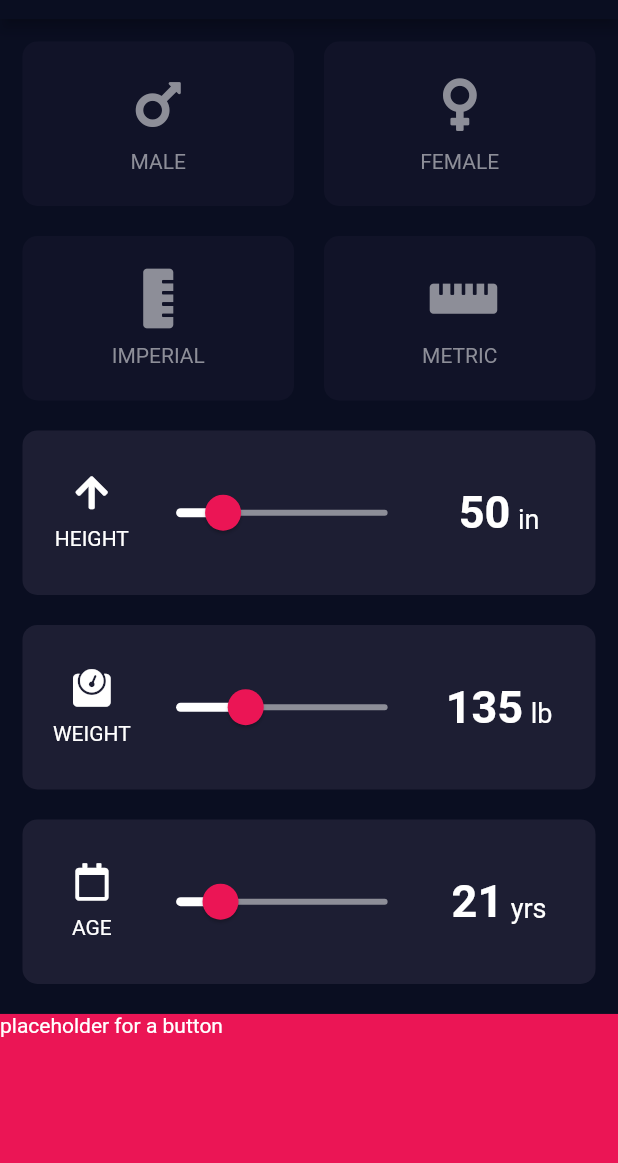
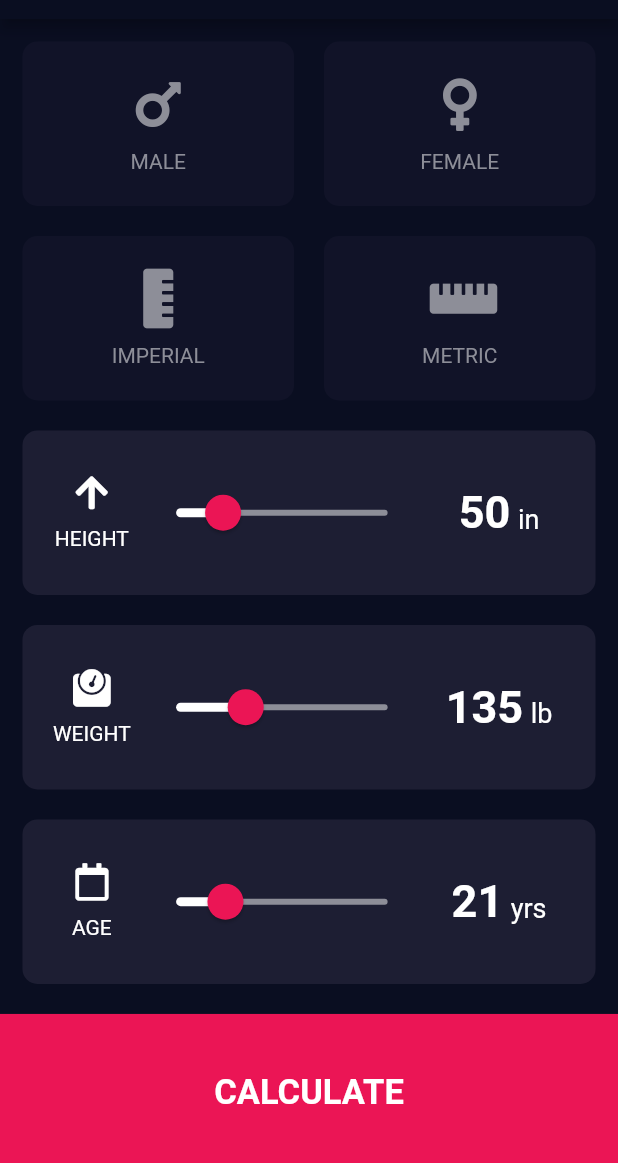
Before and after one commit to github-armin/flutter-bmi-calculator, a Flutter app: the screen it shows after launch, on a phone screen of 412 x 824 dp, the part 65-1228 px from its top. Run offline on Flutter 3.47's test engine with Material 2 defaults, Android fonts, the phone set to English and light mode, and no system bars; our stand-ins replace font_awesome_flutter.

Commit message:
working on submit button

```diff
--- a/lib/constants.dart
+++ b/lib/constants.dart
@@ -31,6 +31,12 @@ const TextStyle kSliderContentMeasurementTextStyle = TextStyle(
   fontSize: 18.0,
 );
 
+const TextStyle kSubmitButtonCalculateTextStyle = TextStyle(
+  color: Colors.white,
+  fontSize: 23.0,
+  fontWeight: FontWeight.bold,
+);
+
 const double kSliderIconSize = 25.0;
 
 const double kHeight = 50.0;
@@ -41,4 +47,6 @@ const double kWeight = 135.0;
 const double kWeightMin = 5.0;
 const double kWeightMax = 400.0;
 
-const double kDefaultAge = 21.0;
+const double kAge = 21.0;
+const double kAgeMin = 0.0;
+const double kAgeMax = 90.0;
--- a/lib/screens/input_screen.dart
+++ b/lib/screens/input_screen.dart
@@ -1,7 +1,7 @@
 import 'package:flutter/material.dart';
 import 'package:font_awesome_flutter/font_awesome_flutter.dart';
-import 'package:bmi_calc/widgets/card_wrapper.dart';
 import 'package:bmi_calc/widgets/card_button.dart';
+import 'package:bmi_calc/widgets/submit_button.dart';
 import 'package:bmi_calc/widgets/slider_content.dart';
 import 'package:bmi_calc/constants.dart';
 
@@ -15,7 +15,7 @@ class _InputScreenState extends State<InputScreen> {
   MeasurementSystem measurementSystem;
   double _height = kHeight;
   double _weight = kWeight;
-  double _age = kDefaultAge;
+  double _age = kAge;
 
   @override
   Widget build(BuildContext context) {
@@ -38,6 +38,7 @@ class _InputScreenState extends State<InputScreen> {
                       mainAxisAlignment: MainAxisAlignment.center,
                       children: <Widget>[
                         Expanded(
+                          flex: 1,
                           child: CardButton(
                             icon: FontAwesomeIcons.mars,
                             iconColor: gender == Gender.male ? kCardButtonIconColorActive : kCardButtonIconColorInactive,
@@ -127,8 +128,8 @@ class _InputScreenState extends State<InputScreen> {
                   ),
                   Expanded(
                     child: SliderContent(
-                      min: 0.0,
-                      max: 100.0,
+                      min: kAgeMin,
+                      max: kAgeMax,
                       value: _age,
                       label: 'AGE',
                       icon: FontAwesomeIcons.calendar,
@@ -146,11 +147,10 @@ class _InputScreenState extends State<InputScreen> {
           ),
           Expanded(
             flex: 1,
-            child: Container(
-              color: kSubmitButtonColor,
-              margin: EdgeInsets.only(top: kScreenPadding),
-              child: Text('placeholder for a button')
-            ),
+            child: SubmitButton(
+              bgColor: kSubmitButtonColor,
+              label: 'CALCULATE'
+            )
           ),
         ],
       ),
--- /dev/null
+++ b/lib/widgets/submit_button.dart
@@ -0,0 +1,30 @@
+import 'package:flutter/material.dart';
+import 'package:bmi_calc/constants.dart';
+
+class SubmitButton extends StatelessWidget {
+  final String label;
+  final Function onTap;
+  final Color bgColor;
+
+  SubmitButton({
+    this.label,
+    this.onTap,
+    this.bgColor,
+  });
+
+  @override
+  Widget build(BuildContext context) {
+    return GestureDetector(
+      onTap: onTap,
+      child: Container(
+          color: bgColor,
+          margin: EdgeInsets.only(top: kScreenPadding),
+          child: Center(
+            child: Text(label,
+              style: kSubmitButtonCalculateTextStyle,
+            ),
+          ),
+      ),
+    );
+  }
+}
```
